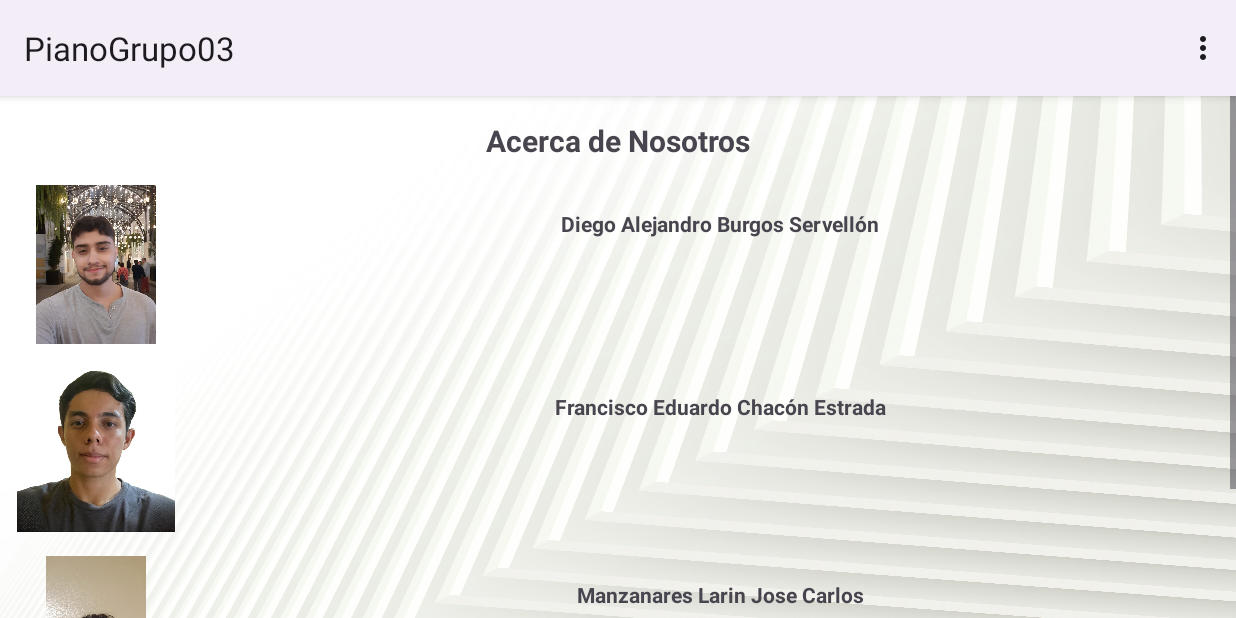
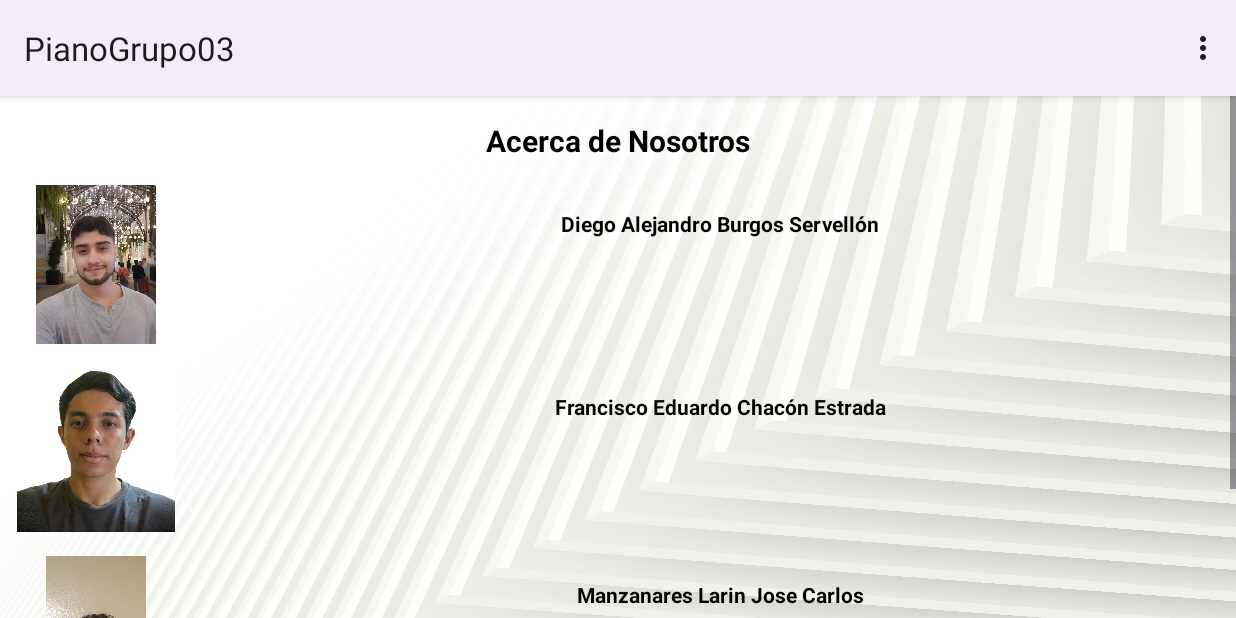
Before and after one commit to FranciscoChacon-1/PianoGrupo03, an Android app: the AboutUsActivity screen opened directly, with no data from a screen before it, on a phone screen of 824 x 412 dp (held sideways). Run offline under Robolectric (Android 15) with nearby library versions, the phone set to English and light mode, and no system bars; Roboto replaces fonts that are not available here.

Commit message:
Cambio color de letras about us

```diff
--- a/app/src/main/java/sv/edu/catolica/pianogrupo03/MainActivity.java
+++ b/app/src/main/java/sv/edu/catolica/pianogrupo03/MainActivity.java
@@ -106,7 +106,7 @@ public class MainActivity extends AppCompatActivity {
                     // Al presionar: gris
                     btn.setBackgroundTintList(ColorStateList.valueOf(getResources().getColor(R.color.tecla_press)));
 
-                    // Mostrar el Toast con el nombre del animal
+                    // Mostrar el Toast con el nombre de la nota
                     Toast.makeText(this, "Sonido de " + buttonText, Toast.LENGTH_SHORT).show();
 
                     // Reproducir el sonido asociado al botón
--- a/app/src/main/res/layout/acerca_de_nosotros.xml
+++ b/app/src/main/res/layout/acerca_de_nosotros.xml
@@ -20,6 +20,7 @@
             android:text="Acerca de Nosotros"
             android:textSize="20sp"
             android:textStyle="bold"
+            android:textColor="@color/black"
             app:layout_constraintTop_toTopOf="parent"
             app:layout_constraintStart_toStartOf="parent"
             app:layout_constraintEnd_toEndOf="parent"
@@ -43,6 +44,7 @@
             android:fontFamily="@font/bona_nova"
             android:gravity="center"
             android:text="@string/name1"
+            android:textColor="@color/black"
             android:textStyle="bold"
             app:layout_constraintStart_toEndOf="@id/imageView"
             app:layout_constraintEnd_toEndOf="parent"
@@ -68,6 +70,7 @@
             android:layout_height="wrap_content"
             android:fontFamily="@font/bona_nova"
             android:gravity="center"
+            android:textColor="@color/black"
             android:text="@string/name2"
             android:textStyle="bold"
             app:layout_constraintStart_toEndOf="@id/imageView2"
@@ -96,6 +99,7 @@
             android:gravity="center"
             android:text="@string/name3"
             android:textStyle="bold"
+            android:textColor="@color/black"
             app:layout_constraintStart_toEndOf="@id/imageView3"
             app:layout_constraintEnd_toEndOf="parent"
             app:layout_constraintTop_toTopOf="@id/imageView3"
```
